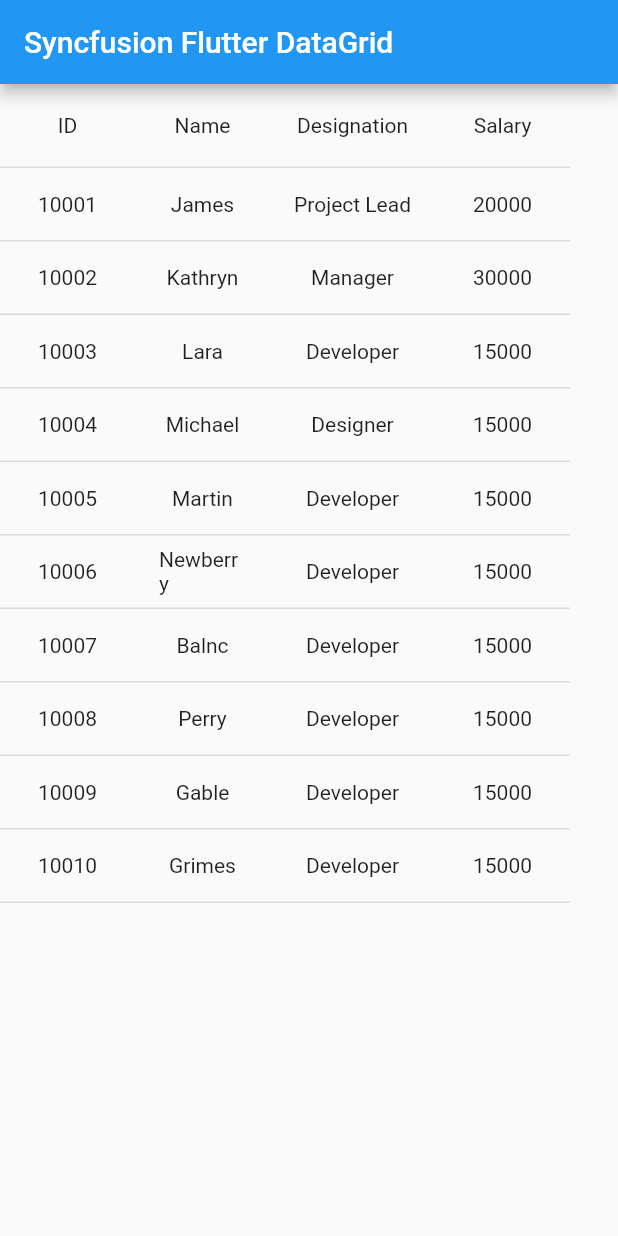
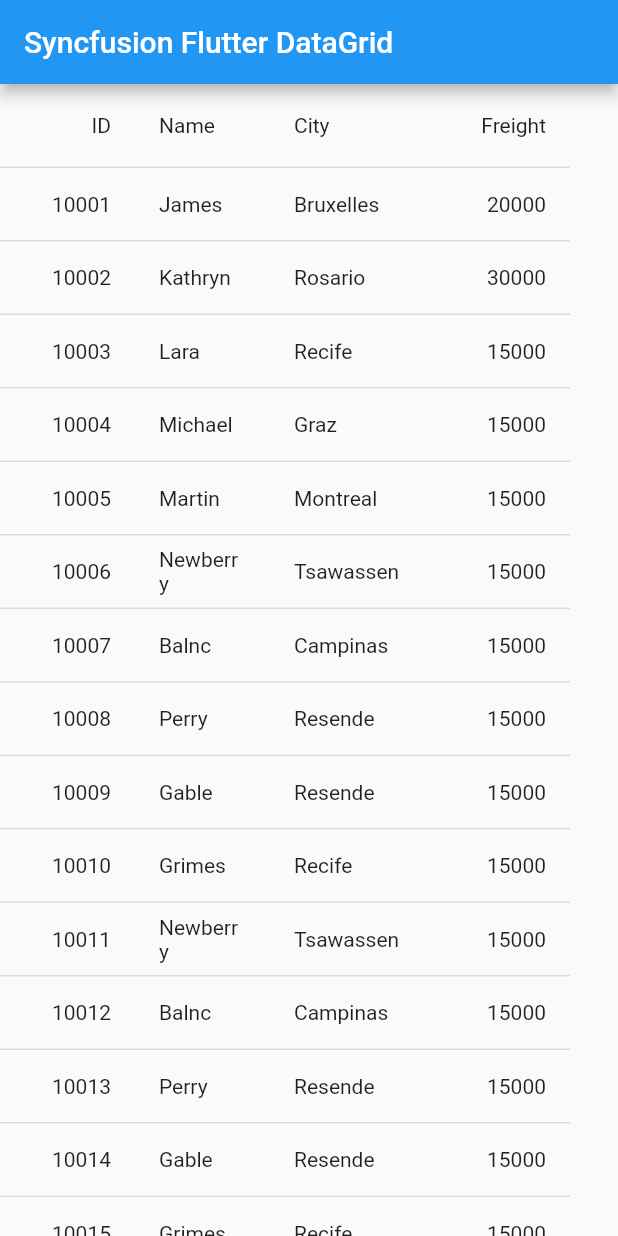
Before and after one commit to SyncfusionExamples/how-to-sort-the-columns-based-on-length-of-the-text-in-Flutter-datagrid, a Flutter app: the screen it shows after launch, on a phone screen of 412 x 824 dp. Run offline on Flutter 3.47's test engine with Material 2 defaults, Android fonts, the phone set to English and light mode, and no system bars; drawn by our look-alikes of syncfusion_flutter_datagrid.

Commit message:
Modified the samples as per new API structure.

```diff
--- a/lib/main.dart
+++ b/lib/main.dart
@@ -47,7 +47,7 @@ class _MyHomePageState extends State<MyHomePage> {
               columnName: 'id',
               label: Container(
                   padding: const EdgeInsets.symmetric(horizontal: 16.0),
-                  alignment: Alignment.center,
+                  alignment: Alignment.centerRight,
                   child: Text(
                     'ID',
                   ))),
@@ -55,24 +55,26 @@ class _MyHomePageState extends State<MyHomePage> {
               columnName: 'name',
               label: Container(
                   padding: const EdgeInsets.symmetric(horizontal: 16.0),
-                  alignment: Alignment.center,
-                  child: Text('Name'))),
+                  alignment: Alignment.centerLeft,
+                  child: Text(
+                    'Name',
+                  ))),
           GridTextColumn(
-              columnName: 'designation',
+              columnName: 'city',
               width: 110,
               label: Container(
                   padding: const EdgeInsets.symmetric(horizontal: 16.0),
-                  alignment: Alignment.center,
+                  alignment: Alignment.centerLeft,
                   child: Text(
-                    'Designation',
+                    'City',
                     overflow: TextOverflow.ellipsis,
                   ))),
           GridTextColumn(
-              columnName: 'salary',
+              columnName: 'Freight',
               label: Container(
                   padding: const EdgeInsets.symmetric(horizontal: 16.0),
-                  alignment: Alignment.center,
-                  child: Text('Salary'))),
+                  alignment: Alignment.centerRight,
+                  child: Text('Freight'))),
         ],
       ),
     );
@@ -80,30 +82,35 @@ class _MyHomePageState extends State<MyHomePage> {
 
   List<Employee> populateData() {
     return <Employee>[
-      Employee(10001, 'James', 'Project Lead', 20000),
-      Employee(10002, 'Kathryn', 'Manager', 30000),
-      Employee(10003, 'Lara', 'Developer', 15000),
-      Employee(10004, 'Michael', 'Designer', 15000),
-      Employee(10005, 'Martin', 'Developer', 15000),
-      Employee(10006, 'Newberry', 'Developer', 15000),
-      Employee(10007, 'Balnc', 'Developer', 15000),
-      Employee(10008, 'Perry', 'Developer', 15000),
-      Employee(10009, 'Gable', 'Developer', 15000),
-      Employee(10010, 'Grimes', 'Developer', 15000),
+      Employee(10001, 'James', 'Bruxelles', 20000),
+      Employee(10002, 'Kathryn', 'Rosario', 30000),
+      Employee(10003, 'Lara', 'Recife', 15000),
+      Employee(10004, 'Michael', 'Graz', 15000),
+      Employee(10005, 'Martin', 'Montreal', 15000),
+      Employee(10006, 'Newberry', 'Tsawassen', 15000),
+      Employee(10007, 'Balnc', 'Campinas', 15000),
+      Employee(10008, 'Perry', 'Resende', 15000),
+      Employee(10009, 'Gable', 'Resende', 15000),
+      Employee(10010, 'Grimes', 'Recife', 15000),
+      Employee(10011, 'Newberry', 'Tsawassen', 15000),
+      Employee(10012, 'Balnc', 'Campinas', 15000),
+      Employee(10013, 'Perry', 'Resende', 15000),
+      Employee(10014, 'Gable', 'Resende', 15000),
+      Employee(10015, 'Grimes', 'Recife', 15000),
     ];
   }
 }
 
 class Employee {
-  Employee(this.id, this.name, this.designation, this.salary);
+  Employee(this.id, this.name, this.city, this.freight);
 
   final int id;
 
   final String name;
 
-  final String designation;
+  final String city;
 
-  final int salary;
+  final int freight;
 }
 
 class EmployeeDataSource extends DataGridSource {
@@ -112,9 +119,8 @@ class EmployeeDataSource extends DataGridSource {
         .map<DataGridRow>((e) => DataGridRow(cells: [
               DataGridCell<int>(columnName: 'id', value: e.id),
               DataGridCell<String>(columnName: 'name', value: e.name),
-              DataGridCell<String>(
-                  columnName: 'designation', value: e.designation),
-              DataGridCell<int>(columnName: 'salary', value: e.salary),
+              DataGridCell<String>(columnName: 'city', value: e.city),
+              DataGridCell<int>(columnName: 'freight', value: e.freight),
             ]))
         .toList();
   }
@@ -162,7 +168,9 @@ class EmployeeDataSource extends DataGridSource {
     return DataGridRowAdapter(
         cells: row.getCells().map<Widget>((e) {
       return Container(
-        alignment: Alignment.center,
+        alignment: ['id', 'freight'].contains(e.columnName)
+            ? Alignment.centerRight
+            : Alignment.centerLeft,
         padding: const EdgeInsets.symmetric(horizontal: 16.0),
         child: Text(e.value.toString()),
       );
```
